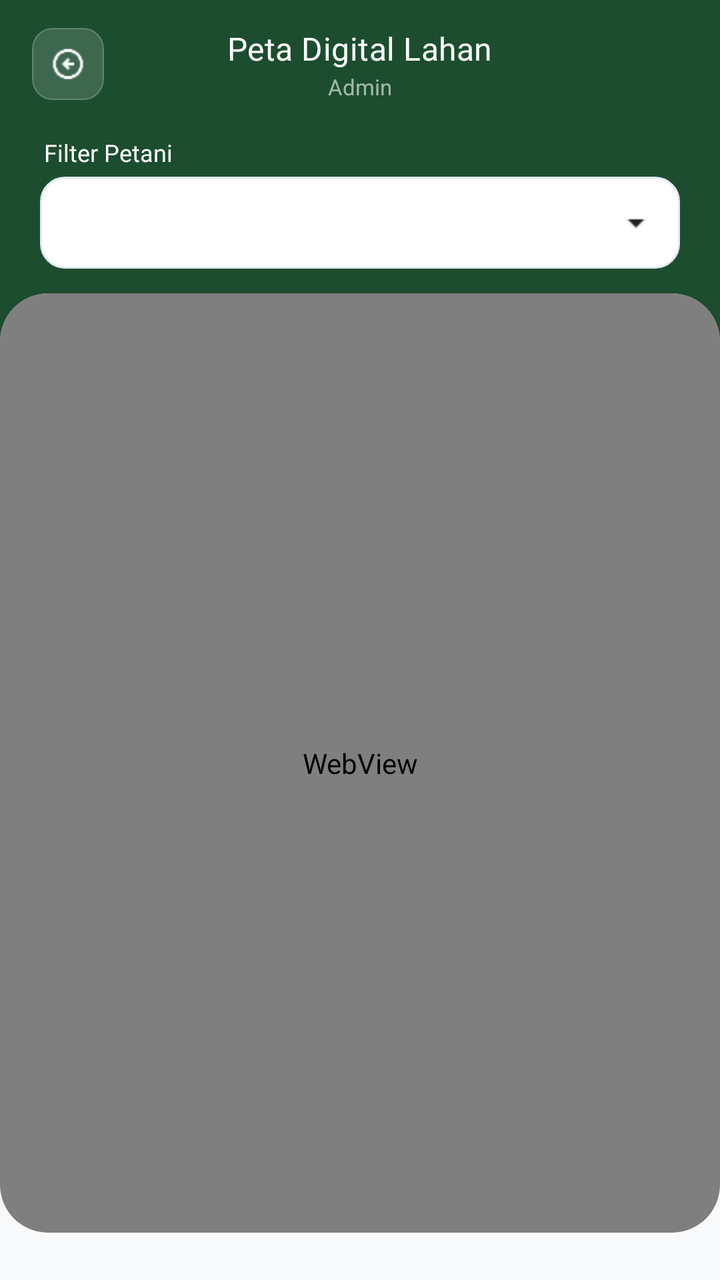
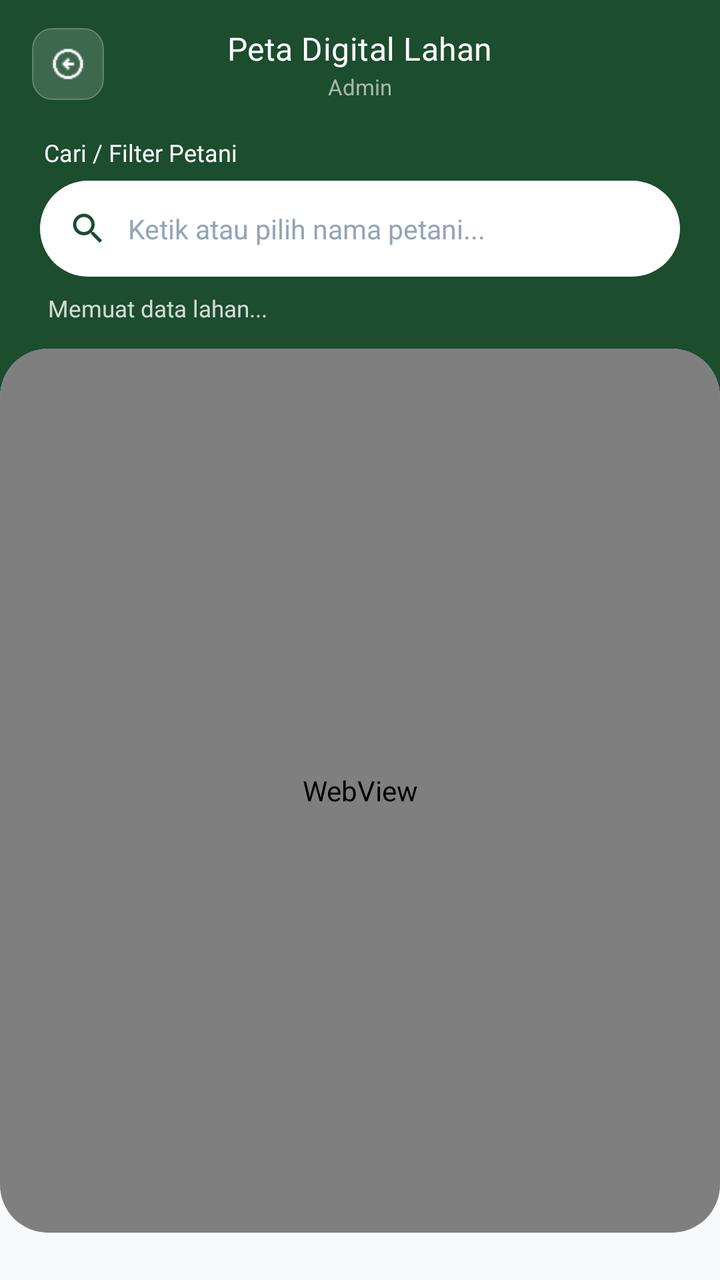

The first picture is an Android layout as it rendered before a commit; the second is the same layout after the commit. The layout source and the unified diff follow.
<!-- AndroidManifest.xml: application theme Theme.Notasawit -->
<!-- res/layout/activity_peta_lahan.xml -->
<?xml version="1.0" encoding="utf-8"?>
<LinearLayout
    xmlns:android="http://schemas.android.com/apk/res/android"
    xmlns:app="http://schemas.android.com/apk/res-auto"
    xmlns:tools="http://schemas.android.com/tools"
    android:layout_width="match_parent"
    android:layout_height="match_parent"
    android:orientation="vertical"
    android:background="#F8F9FA"
    android:fitsSystemWindows="true"
    tools:context=".Admin.PetaLahan.PetaLahanActivity">

    
    <LinearLayout
        android:layout_width="match_parent"
        android:layout_height="64dp"
        android:orientation="horizontal"
        android:gravity="center_vertical"
        android:paddingStart="16dp"
        android:paddingEnd="16dp"
        android:background="@drawable/bg_toolbar_gradient">

        
        <LinearLayout
            android:id="@+id/btnBack"
            android:layout_width="36dp"
            android:layout_height="36dp"
            android:gravity="center"
            android:background="@drawable/bg_toolbar_btn"
            android:clickable="true"
            android:focusable="true">

            <ImageView
                android:layout_width="18dp"
                android:layout_height="18dp"
                android:src="@drawable/ic_arrow_left"
                app:tint="#FFFFFF"
                android:contentDescription="Kembali" />
        </LinearLayout>

        
        <LinearLayout
            android:layout_width="0dp"
            android:layout_height="wrap_content"
            android:layout_weight="1"
            android:orientation="vertical"
            android:gravity="center_horizontal"
            android:layout_marginStart="12dp"
            android:layout_marginEnd="12dp">

            <TextView
                android:layout_width="wrap_content"
                android:layout_height="wrap_content"
                android:text="Peta Digital Lahan"
                android:textColor="#FFFFFF"
                android:textSize="16sp"
                android:fontFamily="@font/poppins_bold"
                android:letterSpacing="0.01" />

            <TextView
                android:layout_width="wrap_content"
                android:layout_height="wrap_content"
                android:text="Admin"
                android:textColor="#99FFFFFF"
                android:textSize="11sp"
                android:layout_marginTop="1dp" />
        </LinearLayout>

        
        <View
            android:layout_width="36dp"
            android:layout_height="36dp" />

    </LinearLayout>

    
    <LinearLayout
        android:layout_width="match_parent"
        android:layout_height="wrap_content"
        android:orientation="vertical"
        android:background="@drawable/bg_toolbar_gradient"
        android:paddingStart="20dp"
        android:paddingEnd="20dp"
        android:paddingTop="4dp"
        android:paddingBottom="36dp">

        <LinearLayout
            android:layout_width="match_parent"
            android:layout_height="wrap_content"
            android:orientation="vertical">

            <TextView
                android:layout_width="wrap_content"
                android:layout_height="wrap_content"
                android:text="Filter Petani"
                android:textColor="#FFFFFF"
                android:textSize="12sp"
                android:fontFamily="@font/poppins_medium"
                android:layout_marginBottom="4dp"
                android:layout_marginStart="2dp" />

            <Spinner
                android:id="@+id/spinnerPetani"
                android:layout_width="match_parent"
                android:layout_height="46dp"
                android:paddingStart="14dp"
                android:paddingEnd="14dp"
                android:background="@drawable/bg_dropdown_white" />
        </LinearLayout>

    </LinearLayout>

    
    <com.google.android.material.card.MaterialCardView
        android:layout_width="match_parent"
        android:layout_height="0dp"
        android:layout_weight="1"
        android:layout_marginTop="-24dp"
        app:cardCornerRadius="24dp"
        app:cardElevation="0dp"
        app:strokeWidth="0dp"
        app:cardBackgroundColor="#F8F9FA">

        <FrameLayout
            android:layout_width="match_parent"
            android:layout_height="match_parent">

            <WebView
                android:id="@+id/webViewPeta"
                android:layout_width="match_parent"
                android:layout_height="match_parent" />

            <ProgressBar
                android:id="@+id/progressBar"
                android:layout_width="wrap_content"
                android:layout_height="wrap_content"
                android:layout_gravity="center"
                android:visibility="gone" />

        </FrameLayout>

    </com.google.android.material.card.MaterialCardView>

</LinearLayout>
<!-- resources referenced by this layout -->
<resources>
  <!-- drawable bg_dropdown_white (drawable) -->
  <?xml version="1.0" encoding="utf-8"?>
  <layer-list xmlns:android="http://schemas.android.com/apk/res/android">
      <item>
          <shape android:shape="rectangle">
              <solid android:color="#FFFFFF" />
              <stroke
                  android:width="1dp"
                  android:color="#E2E8F0" />
              <corners android:radius="12dp" />
          </shape>
      </item>
      <item
          android:drawable="@drawable/ic_arrow_drop_down"
          android:gravity="end|center_vertical"
          android:right="12dp"
          android:width="20dp"
          android:height="20dp" />
  </layer-list>
  <!-- drawable bg_toolbar_btn (drawable) -->
  <?xml version="1.0" encoding="utf-8"?>
  <selector xmlns:android="http://schemas.android.com/apk/res/android">
  
      
      <item android:state_pressed="true">
          <shape android:shape="rectangle">
              <solid android:color="#40FFFFFF" />
              <stroke android:width="0.5dp" android:color="#60FFFFFF" />
              <corners android:radius="10dp" />
          </shape>
      </item>
  
      
      <item>
          <shape android:shape="rectangle">
              <solid android:color="#26FFFFFF" />
              <stroke android:width="0.5dp" android:color="#40FFFFFF" />
              <corners android:radius="10dp" />
          </shape>
      </item>
  
  </selector>
  <!-- drawable bg_toolbar_gradient (drawable) -->
  <?xml version="1.0" encoding="utf-8"?>
  <shape xmlns:android="http://schemas.android.com/apk/res/android">
      <solid android:color="#1B4D2E" />
  </shape>
  <!-- drawable ic_arrow_left: png bitmap (drawable, 666 bytes) -->
  <style name="Theme.Notasawit" parent="Base.Theme.Notasawit" />
  <!-- drawable ic_arrow_drop_down: png bitmap (drawable, 209 bytes) -->
  <style name="Base.Theme.Notasawit" parent="Theme.Material3.Light.NoActionBar">
          
          <item name="colorPrimary">@color/primary</item>
          <item name="colorSecondary">@color/secondary</item>
          <item name="colorTertiary">@color/tertiary</item>
          <item name="android:statusBarColor">@color/white</item>
          <item name="android:windowLightStatusBar">true</item>
          
          <item name="elevationOverlayEnabled">false</item>
          <item name="colorSurface">@color/white</item>
          
          <item name="colorControlNormal">@color/tertiary</item>
          <item name="colorControlActivated">@color/primary</item>
      </style>
  <color name="primary">#1B4D2E</color>
  <color name="secondary">#D4AF37</color>
  <color name="tertiary">#002617</color>
  <color name="white">#FFFFFFFF</color>
</resources>

<!-- the commit's change to res/layout/activity_peta_lahan.xml (unified diff, before → after) -->
@@ -84,29 +84,73 @@
         android:paddingTop="4dp"
         android:paddingBottom="36dp">
 
+        <TextView
+            android:layout_width="wrap_content"
+            android:layout_height="wrap_content"
+            android:text="Cari / Filter Petani"
+            android:textColor="#FFFFFF"
+            android:textSize="12sp"
+            android:fontFamily="@font/poppins_medium"
+            android:layout_marginBottom="6dp"
+            android:layout_marginStart="2dp" />
+
+        
         <LinearLayout
             android:layout_width="match_parent"
+            android:layout_height="48dp"
+            android:orientation="horizontal"
+            android:gravity="center_vertical"
+            android:paddingHorizontal="14dp"
+            android:background="@drawable/bg_white_rounded">
+
+            <ImageView
+                android:layout_width="20dp"
+                android:layout_height="20dp"
+                android:src="@drawable/ic_search"
+                app:tint="#1B4D2E"
+                android:contentDescription="Search Icon" />
+
+            <AutoCompleteTextView
+                android:id="@+id/etSearchPetani"
+                android:layout_width="0dp"
+                android:layout_height="match_parent"
+                android:layout_weight="1"
+                android:background="@null"
+                android:paddingStart="10dp"
+                android:paddingEnd="8dp"
+                android:hint="Ketik atau pilih nama petani..."
+                android:textColor="#1E293B"
+                android:textColorHint="#94A3B8"
+                android:fontFamily="@font/poppins_regular"
+                android:textSize="13.5sp"
+                android:inputType="text"
+                android:maxLines="1"
+                android:imeOptions="actionSearch"
+                android:completionThreshold="1" />
+
+            <ImageView
+                android:id="@+id/btnClearSearch"
+                android:layout_width="22dp"
+                android:layout_height="22dp"
+                android:src="@drawable/ic_close"
+                app:tint="#94A3B8"
+                android:visibility="gone"
+                android:clickable="true"
+                android:focusable="true"
+                android:contentDescription="Hapus Pencarian" />
+        </LinearLayout>
+
+        
+        <TextView
+            android:id="@+id/tvLahanCount"
+            android:layout_width="wrap_content"
             android:layout_height="wrap_content"
-            android:orientation="vertical">
-
-            <TextView
-                android:layout_width="wrap_content"
-                android:layout_height="wrap_content"
-                android:text="Filter Petani"
-                android:textColor="#FFFFFF"
-                android:textSize="12sp"
-                android:fontFamily="@font/poppins_medium"
-                android:layout_marginBottom="4dp"
-                android:layout_marginStart="2dp" />
-
-            <Spinner
-                android:id="@+id/spinnerPetani"
-                android:layout_width="match_parent"
-                android:layout_height="46dp"
-                android:paddingStart="14dp"
-                android:paddingEnd="14dp"
-                android:background="@drawable/bg_dropdown_white" />
-        </LinearLayout>
+            android:text="Memuat data lahan..."
+            android:textColor="#CCFFFFFF"
+            android:textSize="11.5sp"
+            android:fontFamily="@font/poppins_regular"
+            android:layout_marginTop="8dp"
+            android:layout_marginStart="4dp" />
 
     </LinearLayout>
 
<!-- resource entries referenced after the edit -->
@@ -1,24 +1,5 @@
 <!-- resources referenced by this layout -->
 <resources>
-  <!-- drawable bg_dropdown_white (drawable) -->
-  <?xml version="1.0" encoding="utf-8"?>
-  <layer-list xmlns:android="http://schemas.android.com/apk/res/android">
-      <item>
-          <shape android:shape="rectangle">
-              <solid android:color="#FFFFFF" />
-              <stroke
-                  android:width="1dp"
-                  android:color="#E2E8F0" />
-              <corners android:radius="12dp" />
-          </shape>
-      </item>
-      <item
-          android:drawable="@drawable/ic_arrow_drop_down"
-          android:gravity="end|center_vertical"
-          android:right="12dp"
-          android:width="20dp"
-          android:height="20dp" />
-  </layer-list>
   <!-- drawable bg_toolbar_btn (drawable) -->
   <?xml version="1.0" encoding="utf-8"?>
   <selector xmlns:android="http://schemas.android.com/apk/res/android">
@@ -47,9 +28,29 @@
   <shape xmlns:android="http://schemas.android.com/apk/res/android">
       <solid android:color="#1B4D2E" />
   </shape>
+  <!-- drawable bg_white_rounded (drawable) -->
+  <shape xmlns:android="http://schemas.android.com/apk/res/android">
+      <solid android:color="#FFFFFF" />
+      <corners android:radius="24dp" />
+  </shape>
   <!-- drawable ic_arrow_left: png bitmap (drawable, 666 bytes) -->
+  <!-- drawable ic_close (drawable) -->
+  <vector xmlns:android="http://schemas.android.com/apk/res/android"
+      android:width="24dp"
+      android:height="24dp"
+      android:viewportWidth="24"
+      android:viewportHeight="24">
+    <path
+        android:fillColor="#FF000000"
+        android:pathData="M19,6.41L17.59,5 12,10.59 6.41,5 5,6.41 10.59,12 5,17.59 6.41,19 12,13.41 17.59,19 19,17.59 13.41,12z"/>
+  </vector>
+  <!-- drawable ic_search (drawable) -->
+  <vector xmlns:android="http://schemas.android.com/apk/res/android" android:height="24dp" android:tint="#FFFFFF" android:viewportHeight="24" android:viewportWidth="24" android:width="24dp">
+        
+      <path android:fillColor="@android:color/white" android:pathData="M15.5,14h-0.79l-0.28,-0.27C15.41,12.59 16,11.11 16,9.5 16,5.91 13.09,3 9.5,3S3,5.91 3,9.5 5.91,16 9.5,16c1.61,0 3.09,-0.59 4.23,-1.57l0.27,0.28v0.79l5,4.99L20.49,19l-4.99,-5zM9.5,14C7.01,14 5,11.99 5,9.5S7.01,5 9.5,5 14,7.01 14,9.5 11.99,14 9.5,14z"/>
+      
+  </vector>
   <style name="Theme.Notasawit" parent="Base.Theme.Notasawit" />
-  <!-- drawable ic_arrow_drop_down: png bitmap (drawable, 209 bytes) -->
   <style name="Base.Theme.Notasawit" parent="Theme.Material3.Light.NoActionBar">
           
           <item name="colorPrimary">@color/primary</item>
